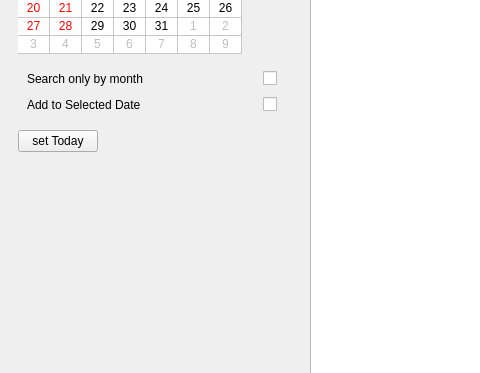
This is mainwindow.ui in dr3mro/SimpleStorage as Qt 5 draws it before an edit; both pictures show x 0 to 480 and y 113 to 486 of the 702 by 684 pixel window. The edited form follows.
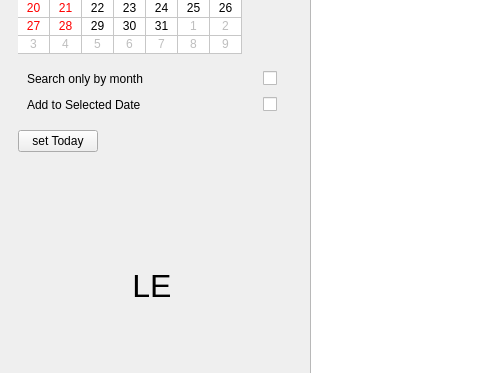
This is the edited form. Custom widgets are drawn as their Qt base class.

```diff
--- a/mainwindow.ui
+++ b/mainwindow.ui
@@ -102,7 +102,7 @@
      </layout>
     </item>
     <item row="0" column="0">
-     <widget class="QWidget" name="widget" native="true">
+     <widget class="QWidget" name="widget2" native="true">
       <property name="sizePolicy">
        <sizepolicy hsizetype="Maximum" vsizetype="Maximum">
         <horstretch>0</horstretch>
@@ -186,49 +186,20 @@
          </item>
         </layout>
        </item>
-       <item row="4" column="0">
-        <layout class="QHBoxLayout" name="horizontalLayout_5">
-         <item>
-          <spacer name="horizontalSpacer_5">
-           <property name="orientation">
-            <enum>Qt::Horizontal</enum>
-           </property>
-           <property name="sizeHint" stdset="0">
-            <size>
-             <width>40</width>
-             <height>20</height>
-            </size>
-           </property>
-          </spacer>
-         </item>
-         <item>
-          <widget class="QLabel" name="sum">
-           <property name="font">
-            <font>
-             <pointsize>24</pointsize>
-            </font>
-           </property>
-           <property name="text">
-            <string/>
-           </property>
-          </widget>
-         </item>
-         <item>
-          <spacer name="horizontalSpacer_6">
-           <property name="orientation">
-            <enum>Qt::Horizontal</enum>
-           </property>
-           <property name="sizeHint" stdset="0">
-            <size>
-             <width>40</width>
-             <height>20</height>
-            </size>
-           </property>
-          </spacer>
-         </item>
-        </layout>
+       <item row="3" column="0">
+        <spacer name="verticalSpacer_2">
+         <property name="orientation">
+          <enum>Qt::Vertical</enum>
+         </property>
+         <property name="sizeHint" stdset="0">
+          <size>
+           <width>20</width>
+           <height>40</height>
+          </size>
+         </property>
+        </spacer>
        </item>
-       <item row="5" column="0">
+       <item row="6" column="0">
         <spacer name="verticalSpacer">
          <property name="orientation">
           <enum>Qt::Vertical</enum>
@@ -245,7 +216,7 @@
         </spacer>
        </item>
        <item row="1" column="0">
-        <widget class="QWidget" name="" native="true">
+        <widget class="QWidget" name="widget" native="true">
          <layout class="QGridLayout" name="gridLayout_4">
           <item row="0" column="0">
            <widget class="QLabel" name="label_5">
@@ -316,6 +287,78 @@
          </layout>
         </widget>
        </item>
+       <item row="4" column="0">
+        <widget class="QWidget" name="w1" native="true">
+         <layout class="QGridLayout" name="gridLayout_5">
+          <item row="0" column="0">
+           <spacer name="horizontalSpacer_5">
+            <property name="orientation">
+             <enum>Qt::Horizontal</enum>
+            </property>
+            <property name="sizeHint" stdset="0">
+             <size>
+              <width>40</width>
+              <height>20</height>
+             </size>
+            </property>
+           </spacer>
+          </item>
+          <item row="0" column="1">
+           <layout class="QVBoxLayout" name="verticalLayout">
+            <item>
+             <widget class="QLabel" name="sum">
+              <property name="font">
+               <font>
+                <pointsize>36</pointsize>
+               </font>
+              </property>
+              <property name="text">
+               <string/>
+              </property>
+              <property name="scaledContents">
+               <bool>true</bool>
+              </property>
+              <property name="alignment">
+               <set>Qt::AlignCenter</set>
+              </property>
+             </widget>
+            </item>
+            <item>
+             <widget class="QLabel" name="label_2">
+              <property name="font">
+               <font>
+                <pointsize>24</pointsize>
+               </font>
+              </property>
+              <property name="text">
+               <string>LE</string>
+              </property>
+              <property name="scaledContents">
+               <bool>true</bool>
+              </property>
+              <property name="alignment">
+               <set>Qt::AlignCenter</set>
+              </property>
+             </widget>
+            </item>
+           </layout>
+          </item>
+          <item row="0" column="2">
+           <spacer name="horizontalSpacer_6">
+            <property name="orientation">
+             <enum>Qt::Horizontal</enum>
+            </property>
+            <property name="sizeHint" stdset="0">
+             <size>
+              <width>40</width>
+              <height>20</height>
+             </size>
+            </property>
+           </spacer>
+          </item>
+         </layout>
+        </widget>
+       </item>
       </layout>
      </widget>
     </item>
```
Left out of the diff: 13 changed lines with no effect on the pictures.
